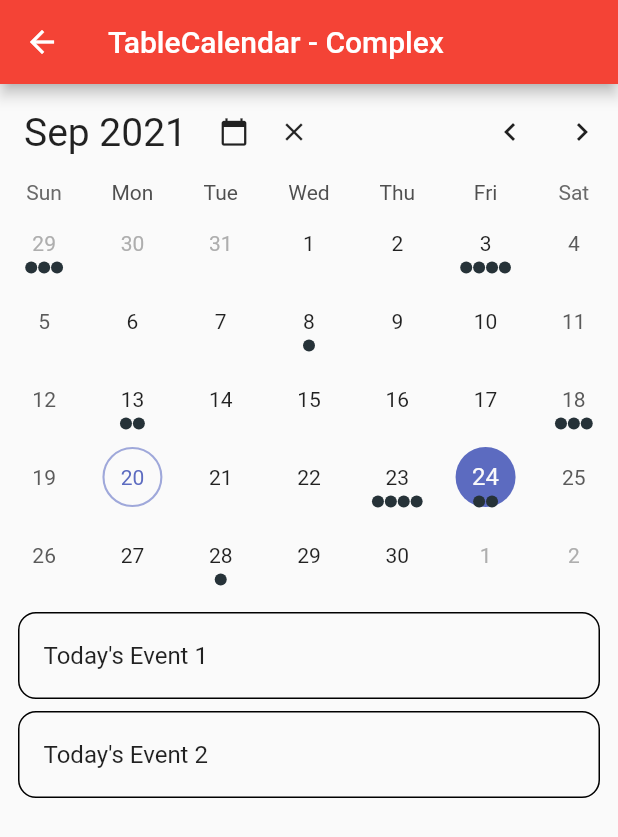
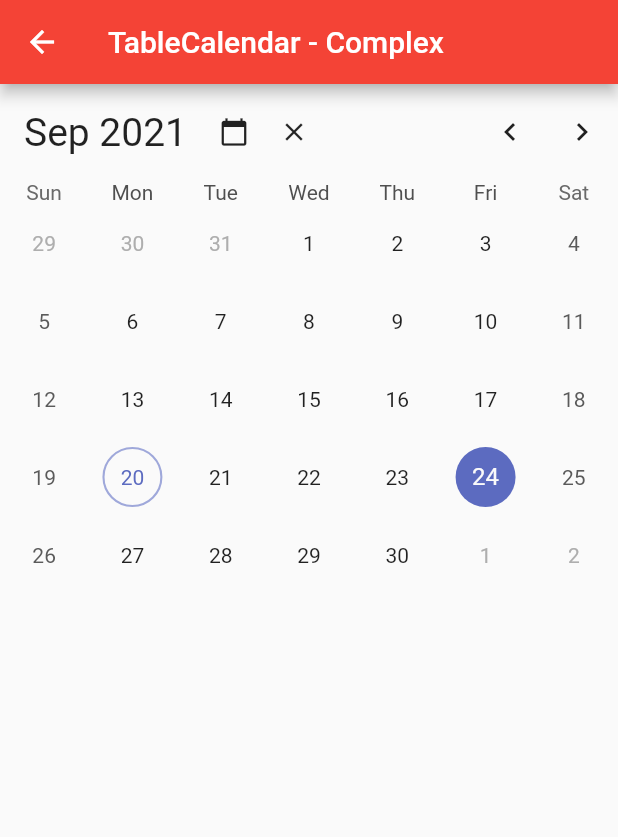
Before and after one commit to doddu/hackathon-inspector-calendar, a Flutter app: the TableComplexExample screen opened directly, on a phone screen of 412 x 824 dp. Shown: the top 837 px of the screen. Run offline on Flutter 3.47's test engine with Material 2 defaults, Android fonts, the phone set to English and light mode, and no system bars; drawn by our look-alikes of table_calendar; our stand-ins replace animated_splash_screen, page_transition; missing offline and left inert: maps_launcher; network calls fail.

```diff
--- a/lib/utils.dart
+++ b/lib/utils.dart
@@ -9,8 +9,13 @@ import 'package:table_calendar/table_calendar.dart';
 class Event {
   final String title;
   final String inspectionDate;
+  final String companyName;
+  final String productName;
+  final String allInspectors;
+  final String supplierName;
+  final String supplierAddress;
 
-  const Event(this.title, this.inspectionDate);
+  const Event(this.title, this.inspectionDate, this.companyName, this.productName, this.supplierName, this.supplierAddress, this.allInspectors);
 
   @override
   String toString() => title;
@@ -22,18 +27,9 @@ class Event {
 final kEvents = LinkedHashMap<DateTime, List<Event>>(
   equals: isSameDay,
   hashCode: getHashCode,
-)..addAll(_kEventSource);
+);
 
-final _kEventSource = Map.fromIterable(List.generate(50, (index) => index),
-    key: (item) => DateTime.utc(kFirstDay.year, kFirstDay.month, item * 5),
-    value: (item) => List.generate(
-        item % 4 + 1, (index) => Event('Event $item | ${index + 1}', '')))
-  ..addAll({
-    kToday: [
-      Event('Today\'s Event 1',''),
-      Event('Today\'s Event 2', ''),
-    ],
-  });
+
 
 int getHashCode(DateTime key) {
   return key.day * 1000000 + key.month * 10000 + key.year;
```
Also changed, not shown: lib/main.dart (+16 -2 lines), lib/pages/events_example.dart (+72 -2 lines), pubspec.yaml (+10 -1 lines), assets/qima@2x.png (added), assets/qimalogo.png (added), pubspec.lock, 21 other files.
